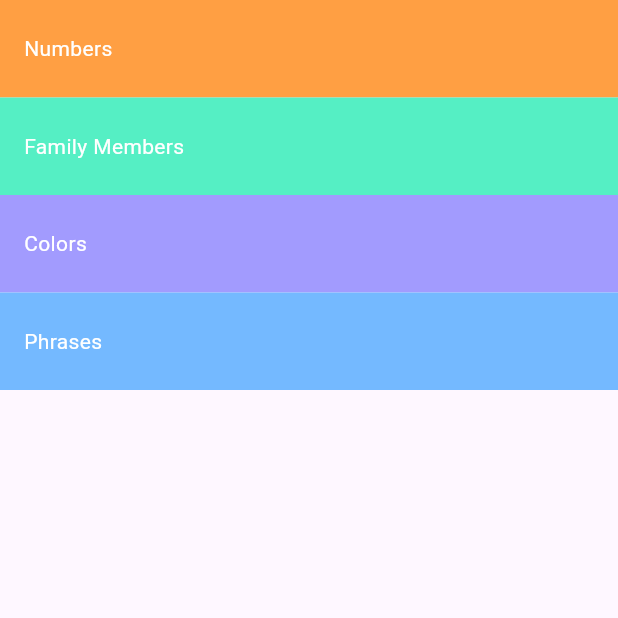
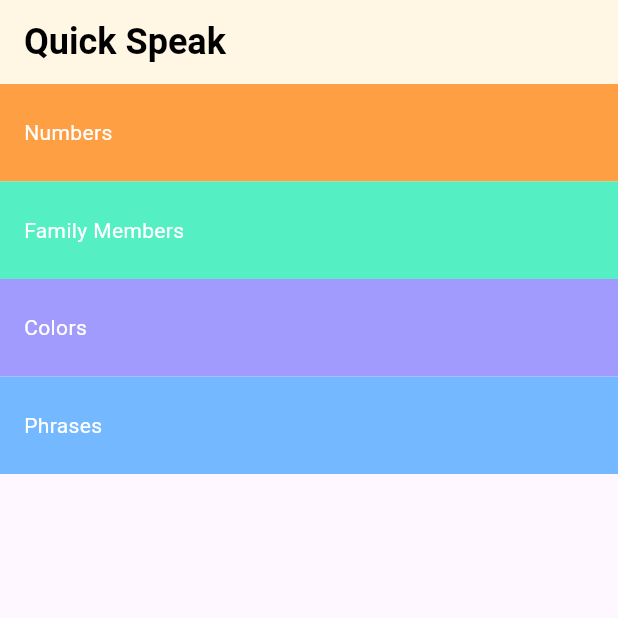
Before and after one commit to amr-turki/simple-language-learning-app, a Flutter app: the screen it shows after launch, on a phone screen of 412 x 824 dp, the top half of it. Run offline on Flutter 3.47's test engine with Material 3 defaults, Android fonts, the phone set to English and light mode, and no system bars.

Commit message:
Finish AppBar

```diff
--- a/lib/view/home_screen.dart
+++ b/lib/view/home_screen.dart
@@ -15,6 +15,17 @@ class HomeScreen extends StatelessWidget {
   @override
   Widget build(BuildContext context) {
     return Scaffold(
+      appBar: AppBar(
+        backgroundColor: Color(0xFFFFF6E3),
+        title: Text(
+          'Quick Speak',
+          style: TextStyle(
+            fontSize: 24,
+            color: Colors.black,
+            fontWeight: FontWeight.bold,
+          ),
+        ),
+      ),
       body: Column(
         children: categoryModels.map((e) {
           return category(model: e);
```
